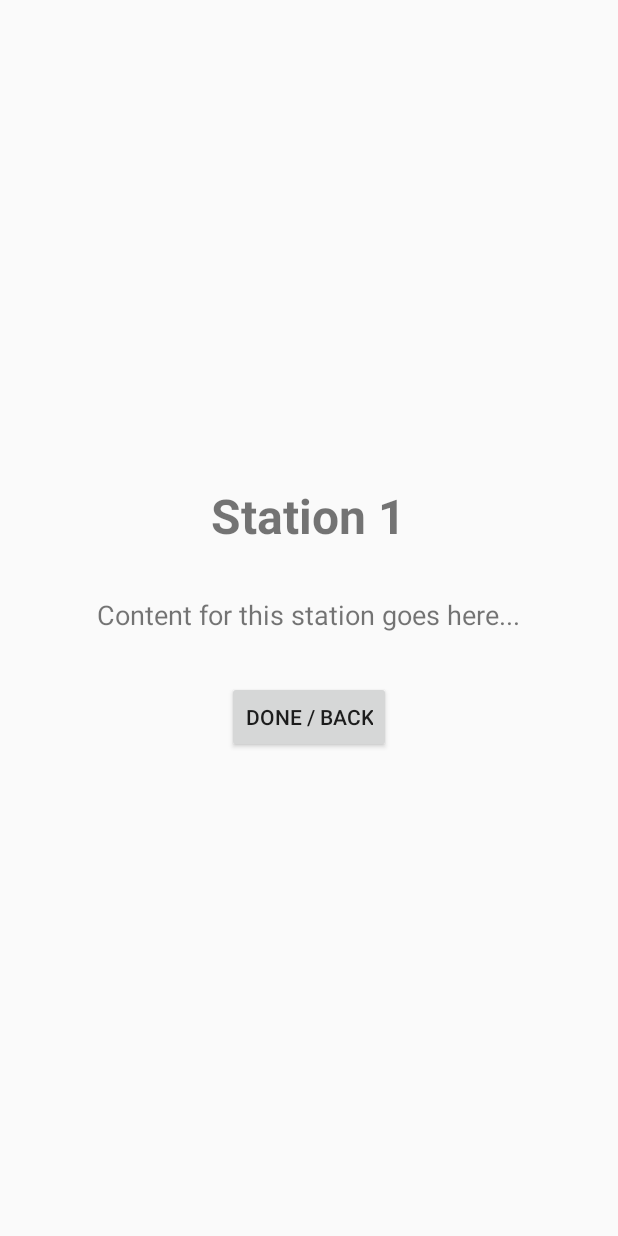
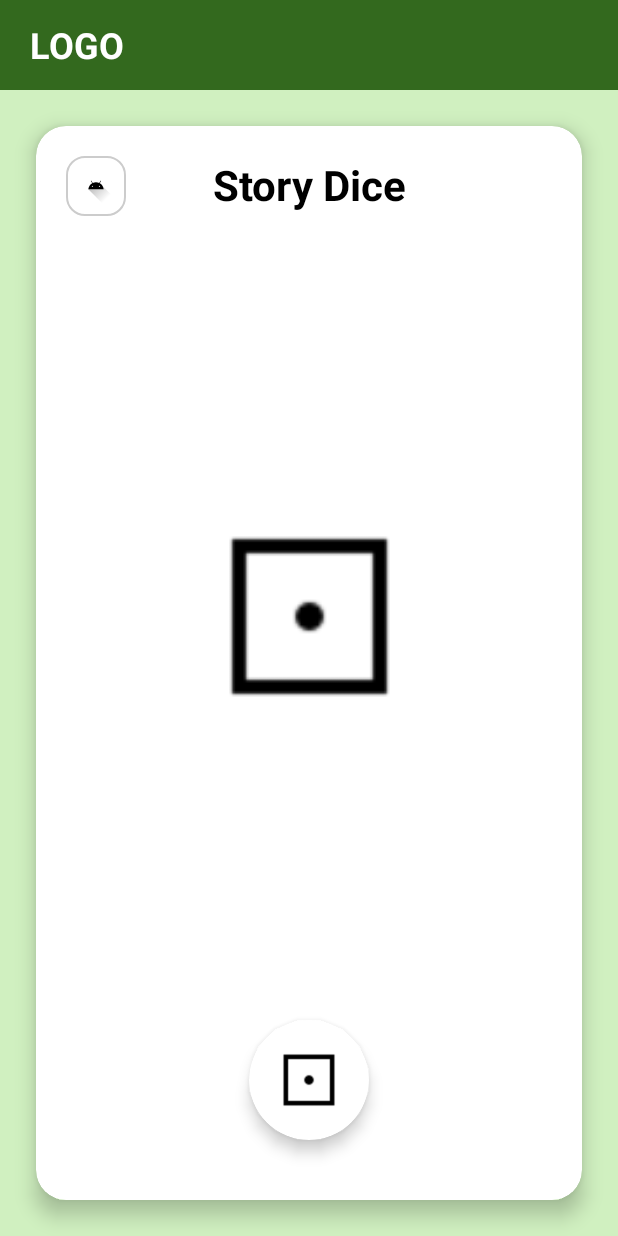
Before and after one commit to xela-ron/Pag-BAUL, an Android app built with Jetpack Compose: the fragment BookFragment placed in its activity, after a tap on "STATION 1", on a phone screen of 412 x 824 dp. Run offline under Robolectric (Android 15) with nearby library versions, the phone set to English and light mode, and no system bars.

```diff
--- a/app/src/main/java/com/example/pag_baul/Bookfragment.kt
+++ b/app/src/main/java/com/example/pag_baul/Bookfragment.kt
@@ -4,10 +4,12 @@ import android.os.Bundle
 import android.view.LayoutInflater
 import android.view.View
 import android.view.ViewGroup
-import android.widget.Button // Fixed the import typo here
+import android.widget.Button
 import androidx.fragment.app.Fragment
 
 class BookFragment : Fragment() {
+
+    private var currentBookId = 1 // Default to Book 1
 
     override fun onCreateView(
         inflater: LayoutInflater, container: ViewGroup?,
@@ -15,7 +17,10 @@ class BookFragment : Fragment() {
     ): View? {
         val view = inflater.inflate(R.layout.fragment_book, container, false)
 
-        // Setup all 10 station buttons
+        // 1. Get the Book ID passed from HomeFragment
+        currentBookId = arguments?.getInt("BOOK_ID") ?: 1
+
+        // 2. Setup ALL 10 station buttons
         setupStationButton(view, R.id.btnStation1, 1)
         setupStationButton(view, R.id.btnStation2, 2)
         setupStationButton(view, R.id.btnStation3, 3)
@@ -31,60 +36,60 @@ class BookFragment : Fragment() {
     }
 
     private fun setupStationButton(view: View, buttonId: Int, stationNumber: Int) {
-        // FIXED: Changed <androidx.compose.material3.Button> to just <Button>
-        // because we are using XML layouts, not Jetpack Compose here.
         val button = view.findViewById<Button>(buttonId)
 
         button?.setOnClickListener {
 
-            if (stationNumber == 2) {
-                // Station 2 -> Open the Story Fragment
+            // ============================================================
+            // LOGIC FOR BOOK 1 (KEPT EXACTLY AS IS)
+            // ============================================================
+            if (currentBookId == 1) {
+                when (stationNumber) {
+                    1 -> {
+                        // Book 1, Station 1: Story Dice
+                        val station1Fragment = Station1Fragment()
+                        (activity as MainActivity).loadFragment(station1Fragment)
+                    }
+                    2 -> {
+                        // Book 1, Station 2: Story (Willy & Arlyn)
                         val storyFragment = StoryFragment()
                         (activity as MainActivity).loadFragment(storyFragment)
-
-            } else if (stationNumber == 3) {
-                // Station 3 -> Open the Quiz Fragment
+                    }
+                    3 -> {
+                        // Book 1, Station 3: Quiz
                         val quizFragment = QuizFragment()
                         (activity as MainActivity).loadFragment(quizFragment)
-
-            } else if (stationNumber == 4) {
-                // Station 4 -> Open Game 1 (Flip Cards)
+                    }
+                    4 -> {
+                        // Book 1, Station 4: Game 1 (Flip Cards)
                         val game1Fragment = Station4Game1Fragment()
                         (activity as MainActivity).loadFragment(game1Fragment)
-
-            } else if (stationNumber == 5) {
-                // Station 5 -> Open Emotion Chart (NEW)
+                    }
+                    5 -> {
+                        // Book 1, Station 5: Emotion Chart
                         val station5Fragment = Station5Fragment()
                         (activity as MainActivity).loadFragment(station5Fragment)
+                    }
+                    6 -> openEssay("Station 6.", "Kung ikaw si Willy, ano ang gagawin mo upang matulungan ang iyong ina?")
+                    7 -> openEssay("Station 7.", "Ano ang mga hamon na kinakaharap ng pamilya ni Gng. Ferrer at paano nila ito hinaharap?")
+                    8 -> openEssay("Station 8.", "Paano ipinakita ng kwento ang kahalagahan ng pagmamahal at pagtutulungan sa pamilya?")
+                    9 -> openEssay("Station 9.", "Kung ikaw ang may akda, ano ang gusto mong mangyari kina Willy at Arlyn sa katapusan ng kwento?")
+                    10 -> openEssay("Station 10.", "Nakatulong ba ang paggamit mo ng Pag-BAUL app upang mas maunawaan niyong mabuti ang kwento?")
+                    else -> openStation(stationNumber)
+                }
+            }
 
-            } else if (stationNumber == 6) {
-                // Station 6 -> Essay
-                openEssay("Station 6.", "Kung ikaw si Willy, ano ang gagawin mo upang matulungan ang iyong ina?")
-
-            } else if (stationNumber == 7) {
-                // Station 7 -> Essay
-                openEssay("Station 7.", "Ano ang mga hamon na kinakaharap ng pamilya ni Gng. Ferrer at paano nila ito hinaharap?")
-
-            } else if (stationNumber == 8) {
-                // Station 8 -> Essay
-                openEssay("Station 8.", "Paano ipinakita ng kwento ang kahalagahan ng pagmamahal at pagtutulungan sa pamilya?")
-
-            } else if (stationNumber == 9) {
-                // Station 9 -> Essay
-                openEssay("Station 9.", "Kung ikaw ang may akda, ano ang gusto mong mangyari kina Willy at Arlyn sa katapusan ng kwento?")
-
-            } else if (stationNumber == 10) {
-                // Station 10 -> Essay
-                openEssay("Station 10.", "Nakatulong ba ang paggamit mo ng Pag-BAUL app upang mas maunawaan niyong mabuti ang kwento?")
-
-            } else {
-                // All other stations (1) -> Open the normal Station Detail
+            // ============================================================
+            // LOGIC FOR BOOK 2, BOOK 3, etc. (ALL BLANK FOR NOW)
+            // ============================================================
+            else {
+                // Currently, all stations for other books open the generic placeholder.
+                // You will add specific logic here later.
                 openStation(stationNumber)
             }
         }
     }
 
-    // Helper to open the Essay Fragment with a specific question
     private fun openEssay(title: String, question: String) {
         val essayFragment = EssayFragment()
         val bundle = Bundle()
@@ -94,7 +99,6 @@ class BookFragment : Fragment() {
         (activity as MainActivity).loadFragment(essayFragment)
     }
 
-    // Helper to open the generic Station Fragment
     private fun openStation(stationNumber: Int) {
         val fragment = StationFragment()
         val bundle = Bundle()
--- a/app/src/main/java/com/example/pag_baul/HomeFragment.kt
+++ b/app/src/main/java/com/example/pag_baul/HomeFragment.kt
@@ -13,44 +13,31 @@ class HomeFragment : Fragment() {
         inflater: LayoutInflater, container: ViewGroup?,
         savedInstanceState: Bundle?
     ): View? {
-        // Inflate the layout for this fragment
         val view = inflater.inflate(R.layout.fragment_home, container, false)
 
         // Setup Book 1
-        val btnBook1 = view.findViewById<Button>(R.id.btnBook1)
-        btnBook1.setOnClickListener {
-            openBook()
+        view.findViewById<Button>(R.id.btnBook1).setOnClickListener {
+            openBook(1) // Pass ID 1
         }
 
         // Setup Book 2
-        val btnBook2 = view.findViewById<Button>(R.id.btnBook2)
-        btnBook2.setOnClickListener {
-            openBook()
+        view.findViewById<Button>(R.id.btnBook2).setOnClickListener {
+            openBook(2) // Pass ID 2
         }
 
-        // Setup Book 3
-        val btnBook3 = view.findViewById<Button>(R.id.btnBook3)
-        btnBook3.setOnClickListener {
-            openBook()
-        }
-
-        // Setup Book 4
-        val btnBook4 = view.findViewById<Button>(R.id.btnBook4)
-        btnBook4.setOnClickListener {
-            openBook()
-        }
-
-        // Setup Book 5
-        val btnBook5 = view.findViewById<Button>(R.id.btnBook5)
-        btnBook5.setOnClickListener {
-            openBook()
-        }
+        // Setup other books (3, 4, 5...)
+        view.findViewById<Button>(R.id.btnBook3).setOnClickListener { openBook(3) }
+        view.findViewById<Button>(R.id.btnBook4).setOnClickListener { openBook(4) }
+        view.findViewById<Button>(R.id.btnBook5).setOnClickListener { openBook(5) }
 
         return view
     }
 
-    // Helper function to avoid repeating the navigation code 5 times
-    private fun openBook() {
-        (activity as MainActivity).loadFragment(BookFragment())
+    private fun openBook(bookId: Int) {
+        val bookFragment = BookFragment()
+        val bundle = Bundle()
+        bundle.putInt("BOOK_ID", bookId) // Pass the Book ID here
+        bookFragment.arguments = bundle
+        (activity as MainActivity).loadFragment(bookFragment)
     }
 }
--- /dev/null
+++ b/app/src/main/java/com/example/pag_baul/Station1Fragment.kt
@@ -0,0 +1,90 @@
+package com.example.pag_baul
+
+import android.os.Bundle
+import android.os.Handler
+import android.os.Looper
+import android.view.LayoutInflater
+import android.view.View
+import android.view.ViewGroup
+import android.widget.ImageView
+import androidx.cardview.widget.CardView
+import androidx.fragment.app.Fragment
+import kotlin.random.Random
+
+class Station1Fragment : Fragment() {
+
+    override fun onCreateView(
+        inflater: LayoutInflater, container: ViewGroup?,
+        savedInstanceState: Bundle?
+    ): View? {
+        val view = inflater.inflate(R.layout.fragment_station1, container, false)
+
+        val btnBackIcon = view.findViewById<ImageView>(R.id.btnBackIcon)
+        val btnRoll = view.findViewById<CardView>(R.id.btnRoll)
+        val ivDice = view.findViewById<ImageView>(R.id.ivDice)
+        val ivStoryResult = view.findViewById<ImageView>(R.id.ivStoryResult)
+
+        btnBackIcon.setOnClickListener {
+            (activity as MainActivity).loadFragment(BookFragment())
+        }
+
+        btnRoll.setOnClickListener {
+            // Hide previous result while rolling
+            ivStoryResult.visibility = View.GONE
+            rollDice(ivDice, ivStoryResult)
+        }
+
+        return view
+    }
+
+    private fun rollDice(diceImage: ImageView, storyImage: ImageView) {
+        val handler = Handler(Looper.getMainLooper())
+        var counter = 0
+        var finalRandomInt = 1
+
+        val runnable = object : Runnable {
+            override fun run() {
+                // Random 1-6
+                finalRandomInt = Random.nextInt(6) + 1
+
+                // Set dice face image
+                val diceDrawable = when (finalRandomInt) {
+                    1 -> R.drawable.dice1
+                    2 -> R.drawable.dice2
+                    3 -> R.drawable.dice3
+                    4 -> R.drawable.dice4
+                    5 -> R.drawable.dice5
+                    else -> R.drawable.dice6
+                }
+                diceImage.setImageResource(diceDrawable)
+
+                counter++
+                if (counter < 10) {
+                    // Keep rolling rapidly
+                    handler.postDelayed(this, 100)
+                } else {
+                    // STOPPED! Show the story image now
+                    showStoryResult(finalRandomInt, storyImage)
+                }
+            }
+        }
+        handler.post(runnable)
+    }
+
+    private fun showStoryResult(number: Int, storyImageView: ImageView) {
+        // Here we select the specific story image
+        // NOTE: Replace R.drawable.ic_launcher_foreground with R.drawable.dice1story later
+
+        val storyDrawable = when (number) {
+            1 -> R.drawable.ic_launcher_foreground // Change to R.drawable.dice1story later
+            2 -> R.drawable.ic_launcher_foreground // Change to R.drawable.dice2story later
+            3 -> R.drawable.ic_launcher_foreground // Change to R.drawable.dice3story later
+            4 -> R.drawable.ic_launcher_foreground // Change to R.drawable.dice4story later
+            5 -> R.drawable.ic_launcher_foreground // Change to R.drawable.dice5story later
+            else -> R.drawable.ic_launcher_foreground // Change to R.drawable.dice6story later
+        }
+
+        storyImageView.setImageResource(storyDrawable)
+        storyImageView.visibility = View.VISIBLE
+    }
+}
--- /dev/null
+++ b/app/src/main/res/layout/fragment_station1.xml
@@ -0,0 +1,119 @@
+<?xml version="1.0" encoding="utf-8"?>
+<androidx.constraintlayout.widget.ConstraintLayout xmlns:android="http://schemas.android.com/apk/res/android"
+    xmlns:app="http://schemas.android.com/apk/res-auto"
+    android:layout_width="match_parent"
+    android:layout_height="match_parent"
+    android:background="#D0F0C0">
+
+    <!-- Header / LOGO -->
+    <LinearLayout
+        android:id="@+id/header"
+        android:layout_width="match_parent"
+        android:layout_height="60dp"
+        android:background="#33691E"
+        android:gravity="center_vertical"
+        android:paddingStart="20dp"
+        app:layout_constraintTop_toTopOf="parent">
+
+        <TextView
+            android:layout_width="wrap_content"
+            android:layout_height="wrap_content"
+            android:text="LOGO"
+            android:textColor="#FFFFFF"
+            android:textSize="24sp"
+            android:textStyle="bold" />
+    </LinearLayout>
+
+    <!-- White Card Container -->
+    <androidx.cardview.widget.CardView
+        android:layout_width="match_parent"
+        android:layout_height="0dp"
+        android:layout_margin="24dp"
+        app:cardCornerRadius="20dp"
+        app:cardElevation="8dp"
+        app:layout_constraintBottom_toBottomOf="parent"
+        app:layout_constraintTop_toBottomOf="@id/header">
+
+        <androidx.constraintlayout.widget.ConstraintLayout
+            android:layout_width="match_parent"
+            android:layout_height="match_parent"
+            android:padding="20dp">
+
+            <!-- Back Icon -->
+            <ImageView
+                android:id="@+id/btnBackIcon"
+                android:layout_width="40dp"
+                android:layout_height="40dp"
+                android:background="@drawable/rounded_border"
+                android:padding="8dp"
+                android:src="@drawable/ic_launcher_foreground"
+                app:tint="#000000"
+                app:layout_constraintStart_toStartOf="parent"
+                app:layout_constraintTop_toTopOf="parent"/>
+
+            <!-- Title -->
+            <TextView
+                android:id="@+id/tvTitle"
+                android:layout_width="wrap_content"
+                android:layout_height="wrap_content"
+                android:text="Story Dice"
+                android:textSize="28sp"
+                android:textStyle="bold"
+                android:textColor="#000000"
+                app:layout_constraintEnd_toEndOf="parent"
+                app:layout_constraintStart_toStartOf="parent"
+                app:layout_constraintTop_toTopOf="parent" />
+
+            <!-- BIG DICE IMAGE -->
+            <ImageView
+                android:id="@+id/ivDice"
+                android:layout_width="150dp"
+                android:layout_height="150dp"
+                android:src="@drawable/dice1"
+                app:layout_constraintBottom_toTopOf="@id/ivStoryResult"
+                app:layout_constraintEnd_toEndOf="parent"
+                app:layout_constraintStart_toStartOf="parent"
+                app:layout_constraintTop_toBottomOf="@id/tvTitle"
+                app:layout_constraintVertical_chainStyle="packed" />
+
+            <!-- STORY RESULT IMAGE (Hidden initially) -->
+            <!-- This is where dice1story, dice2story, etc. will appear -->
+            <ImageView
+                android:id="@+id/ivStoryResult"
+                android:layout_width="200dp"
+                android:layout_height="200dp"
+                android:layout_marginTop="20dp"
+                android:src="@drawable/ic_launcher_foreground"
+                android:visibility="gone"
+                app:layout_constraintBottom_toTopOf="@id/btnRoll"
+                app:layout_constraintEnd_toEndOf="parent"
+                app:layout_constraintStart_toStartOf="parent"
+                app:layout_constraintTop_toBottomOf="@id/ivDice" />
+
+            <!-- ROLL BUTTON -->
+            <androidx.cardview.widget.CardView
+                android:id="@+id/btnRoll"
+                android:layout_width="80dp"
+                android:layout_height="80dp"
+                android:layout_marginBottom="20dp"
+                app:cardCornerRadius="40dp"
+                app:cardElevation="6dp"
+                app:layout_constraintBottom_toBottomOf="parent"
+                app:layout_constraintEnd_toEndOf="parent"
+                app:layout_constraintStart_toStartOf="parent">
+
+                <ImageView
+                    android:layout_width="match_parent"
+                    android:layout_height="match_parent"
+                    android:padding="15dp"
+                    android:src="@drawable/dice1" />
+
+                <View
+                    android:layout_width="match_parent"
+                    android:layout_height="match_parent"
+                    android:background="?attr/selectableItemBackground"/>
+            </androidx.cardview.widget.CardView>
+
+        </androidx.constraintlayout.widget.ConstraintLayout>
+    </androidx.cardview.widget.CardView>
+</androidx.constraintlayout.widget.ConstraintLayout>
```
Also changed, not shown: app/src/main/res/drawable/dice1.png (added), app/src/main/res/drawable/dice2.png (added), app/src/main/res/drawable/dice3.png (added), app/src/main/res/drawable/dice4.png (added), app/src/main/res/drawable/dice5.png (added), app/src/main/res/drawable/dice6.png (added). Lines whose indentation alone changed are shown as unchanged.
